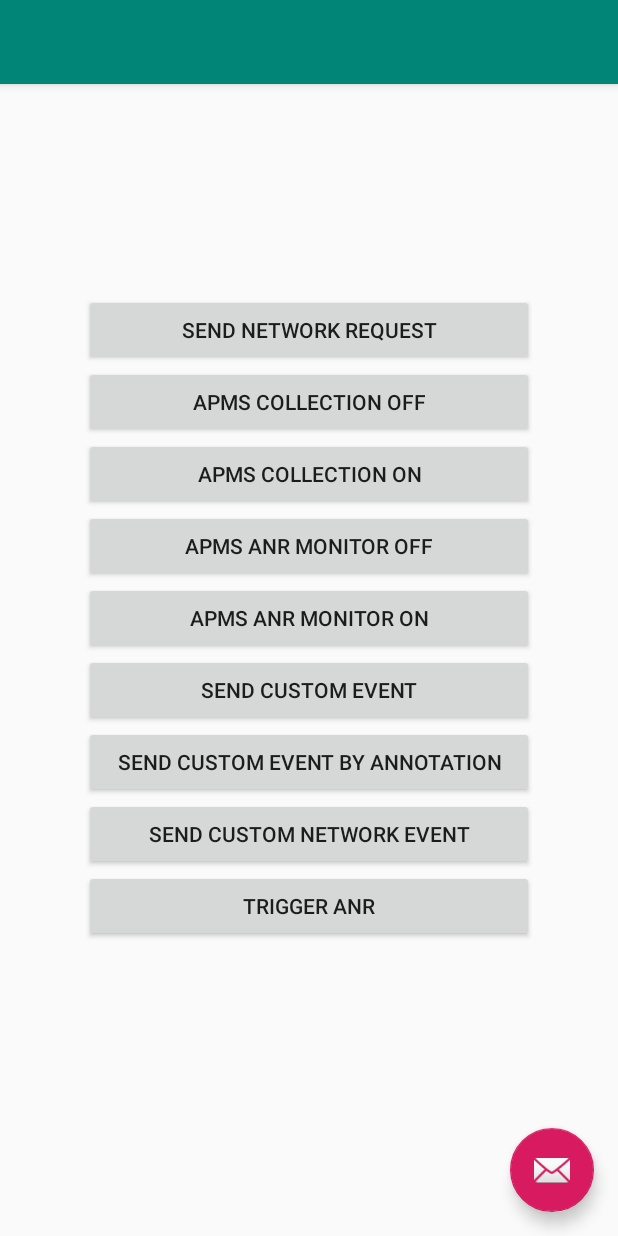
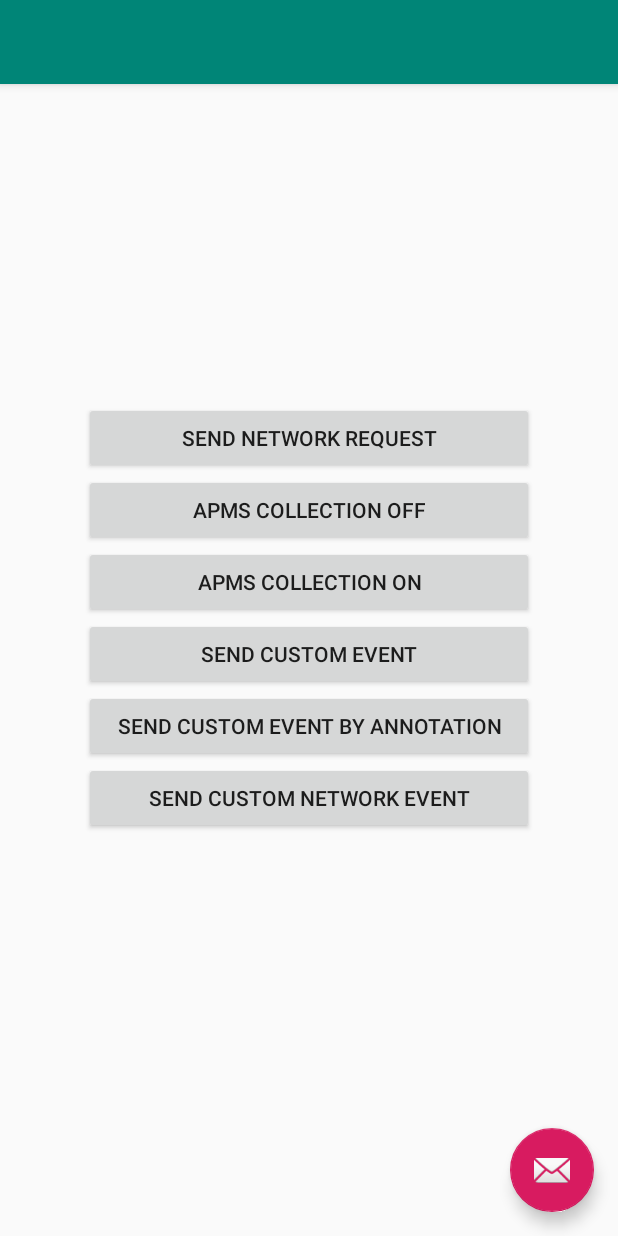
Before and after one commit to huaweicodelabs/APMS, an Android app: the screen it shows after launch (MainActivity), after a tap on "SEND NETWORK REQUEST", on a phone screen of 412 x 824 dp. Run offline under Robolectric (Android 15) with nearby library versions, the phone set to English and light mode, and no system bars.

Commit message:
update codelab

```diff
--- a/app/build.gradle
+++ b/app/build.gradle
@@ -29,7 +29,7 @@ dependencies {
     implementation 'com.squareup.okhttp3:okhttp:3.12.2'
 
     // 1.0 Add APMS SDK library dependency
-    implementation 'com.huawei.agconnect:agconnect-apms:1.4.1.302'
+    implementation 'com.huawei.agconnect:agconnect-apms:1.4.1.303'
 
     testImplementation 'junit:junit:4.12'
     androidTestImplementation 'androidx.test.ext:junit:1.1.1'
--- a/app/src/main/java/com/huawei/apms/demo/MainActivity.java
+++ b/app/src/main/java/com/huawei/apms/demo/MainActivity.java
@@ -11,8 +11,6 @@ import com.huawei.util.HttpUtil;
 import androidx.appcompat.app.AppCompatActivity;
 
 import android.util.Log;
-import android.view.KeyEvent;
-import android.view.MotionEvent;
 import android.view.View;
 import android.view.Menu;
 import android.view.MenuItem;
@@ -20,7 +18,7 @@ import android.widget.Button;
 
 
 public class MainActivity extends AppCompatActivity {
-    private boolean anrTestEnable = false;
+
     @Override
     protected void onCreate(Bundle savedInstanceState) {
         super.onCreate(savedInstanceState);
@@ -29,19 +27,17 @@ public class MainActivity extends AppCompatActivity {
         // Initialize button event
         initNetworkEventButton();
         initApmsSwitchButton();
-        initApmsAnrSwitchButton();
         initCustomEventButton();
-        initAnrTestButton();
     }
 
     // define custom event by annotation
-    @AddCustomTrace(name = "CustomEvent2")
+    @AddCustomTrace(name = "自定义事件2")
     public void customEventHandle() {
     }
 
     // define custom event by code
     public void sendCustomEvent() {
-        CustomTrace customTrace = APMS.getInstance().createCustomTrace("CustomEvent1");
+        CustomTrace customTrace = APMS.getInstance().createCustomTrace("自定义事件1");
         customTrace.start();
         // code you want trace
         businessLogicStart(customTrace);
@@ -54,33 +50,17 @@ public class MainActivity extends AppCompatActivity {
     }
 
     public void businessLogicStart(CustomTrace customTrace) {
-        customTrace.putMeasure("ProcessingTimes", 0);
+        customTrace.putMeasure("处理次数", 0);
         for (int i = 0; i < 5; i++) {
-            customTrace.incrementMeasure("ProcessingTimes", 1);
+            customTrace.incrementMeasure("处理次数", 1);
         }
     }
 
     public void businessLogicEnd(CustomTrace customTrace) {
-        customTrace.putProperty("ProcessingResult", "Success");
-        customTrace.putProperty("Status", "Normal");
+        customTrace.putProperty("处理结果", "成功");
+        customTrace.putProperty("状态", "正常");
     }
 
-    public void initApmsAnrSwitchButton() {
-        findViewById(R.id.enable_apms_anr_off).setOnClickListener(new View.OnClickListener() {
-            @Override
-            public void onClick(View v) {
-                Log.d("apmsAndroidDemo", "disable apms.");
-                APMS.getInstance().enableAnrMonitor(false);
-            }
-        });
-        findViewById(R.id.enable_apms_anr_on).setOnClickListener(new View.OnClickListener() {
-            @Override
-            public void onClick(View v) {
-                Log.d("apmsAndroidDemo", "enable apms.");
-                APMS.getInstance().enableAnrMonitor(true);
-            }
-        });
-    }
 
     public void initApmsSwitchButton() {
         findViewById(R.id.enable_apms_off).setOnClickListener(new View.OnClickListener() {
@@ -107,16 +87,6 @@ public class MainActivity extends AppCompatActivity {
             public void onClick(View view) {
                 Log.d("apmsAndroidDemo", "send network request.");
                 HttpUtil.oneRequest();
-            }
-        });
-    }
-
-    public void initAnrTestButton() {
-        findViewById(R.id.anr_test).setOnClickListener(new View.OnClickListener() {
-            @Override
-            public void onClick(View v) {
-                Log.d("apmsAndroidDemo", "target anr");
-                anrTestEnable = true;
             }
         });
     }
@@ -171,27 +141,4 @@ public class MainActivity extends AppCompatActivity {
 
         return super.onOptionsItemSelected(item);
     }
-        @Override
-    public boolean dispatchKeyEvent(KeyEvent event) {
-        if (anrTestEnable) {
-            try {
-               Thread.sleep(20000);
-            } catch (InterruptedException e) {
-                e.printStackTrace();
-           }
-        }
-        return super.dispatchKeyEvent(event);
-    }
-
-    @Override
-    public boolean dispatchTouchEvent(MotionEvent ev) {
-        if (anrTestEnable) {
-            try {
-                Thread.sleep(20000);
-            } catch (InterruptedException e) {
-                e.printStackTrace();
-            }
-        }
-        return super.dispatchTouchEvent(ev);
-    }
 }
--- a/app/src/main/res/layout/content_main.xml
+++ b/app/src/main/res/layout/content_main.xml
@@ -28,19 +28,6 @@
             android:layout_width="match_parent"
             android:layout_height="wrap_content"
             android:text="APMS Collection ON" />
-
-        <Button
-            android:id="@+id/enable_apms_anr_off"
-            android:layout_width="match_parent"
-            android:layout_height="wrap_content"
-            android:text="APMS Anr Monitor OFF" />
-
-        <Button
-            android:id="@+id/enable_apms_anr_on"
-            android:layout_width="match_parent"
-            android:layout_height="wrap_content"
-            android:text="APMS Anr Monitor ON" />
-
         <Button
             android:id="@+id/custom_normal_event"
             android:layout_width="match_parent"
@@ -58,10 +45,5 @@
             android:layout_width="match_parent"
             android:layout_height="wrap_content"
             android:text="Send Custom Network Event" />
-        <Button
-            android:id="@+id/anr_test"
-            android:layout_width="match_parent"
-            android:layout_height="wrap_content"
-            android:text="Trigger Anr" />
     </LinearLayout>
 </LinearLayout>
```
Also changed, not shown: app/src/main/java/com/huawei/util/HttpUtil.java (+4 -4 lines), build.gradle (+5 -5 lines), 1 other file.
